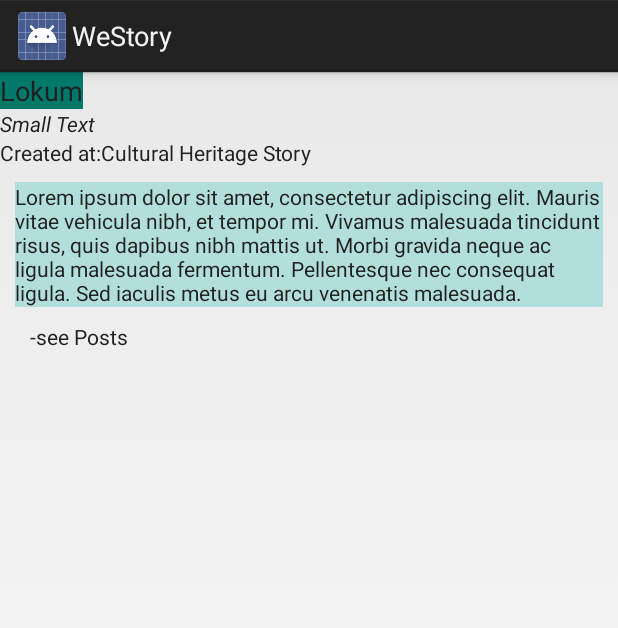
After one commit to bounswe/bounswe2015group8, an Android app: the layout heritage_small.xml on its own in the app's theme, with its tools: preview values and no code run, on a phone screen of 412 x 824 dp. The commit adds this screen. Shown: the top 628 px of the screen. Run offline under Robolectric (Android 15) with nearby library versions, the phone set to English and light mode, and no system bars.

Commit message:
Updated post and heritage models to use Strings instead of timestamps since JSON does not handle dates. Added new fragment to display all heritages that works with REST API. Made it the default screen.

```diff
--- a/android/app/src/main/java/com/cmpe/bounswe2015group8/westory/front/HeritageViewFragment.java
+++ b/android/app/src/main/java/com/cmpe/bounswe2015group8/westory/front/HeritageViewFragment.java
@@ -8,6 +8,7 @@ import android.widget.Button;
 import android.widget.TextView;
 
 import com.cmpe.bounswe2015group8.westory.R;
+import com.cmpe.bounswe2015group8.westory.back.MemberLocalStore;
 import com.cmpe.bounswe2015group8.westory.model.Heritage;
 
 /**
--- a/android/app/src/main/java/com/cmpe/bounswe2015group8/westory/front/PostEditFragment.java
+++ b/android/app/src/main/java/com/cmpe/bounswe2015group8/westory/front/PostEditFragment.java
@@ -9,6 +9,7 @@ import android.widget.Button;
 import android.widget.EditText;
 
 import com.cmpe.bounswe2015group8.westory.R;
+import com.cmpe.bounswe2015group8.westory.back.MemberLocalStore;
 import com.cmpe.bounswe2015group8.westory.model.Post;
 
 /**
@@ -26,10 +27,12 @@ public class PostEditFragment extends NamedFragment implements View.OnClickListe
     EditText etTitle, etContent;
     boolean isNew = true;
     Post post;
+    MemberLocalStore memberLocalStore;
     @Override
     public View onCreateView(LayoutInflater inflater, ViewGroup container,
                              Bundle savedInstanceState) {
         super.onCreate(savedInstanceState);
+        memberLocalStore = new MemberLocalStore(getActivity());
         View v = inflater.inflate(R.layout.fragment_post_edit,container,false);
         etTitle = (EditText) v.findViewById(R.id.etPostEditTitle);
         etContent = (EditText) v.findViewById(R.id.etPostEditContent);
@@ -47,6 +50,7 @@ public class PostEditFragment extends NamedFragment implements View.OnClickListe
             etTitle.setText(post.getTitle());
             etContent.setText(post.getContent());
         }
+        post.setOwner(memberLocalStore.getLoggedInMember());
     }
     @Override
     public void onClick(View v) {
--- /dev/null
+++ b/android/app/src/main/res/layout/heritage_small.xml
@@ -0,0 +1,71 @@
+<?xml version="1.0" encoding="utf-8"?>
+<RelativeLayout xmlns:android="http://schemas.android.com/apk/res/android"
+    android:layout_width="match_parent" android:layout_height="match_parent">
+
+    <TextView
+        android:id="@+id/tvHeritageSmallName"
+        android:layout_width="wrap_content"
+        android:layout_height="wrap_content"
+        android:textAppearance="?android:attr/textAppearanceMedium"
+        android:text="@string/hint_heritage_name"
+        android:layout_alignParentTop="true"
+        android:layout_alignParentLeft="true"
+        android:layout_alignParentStart="true"
+        android:background="@color/primary_dark" />
+
+    <TextView
+        android:id="@+id/tvHeritageSmallPlace"
+        android:layout_width="match_parent"
+        android:layout_height="wrap_content"
+        android:textAppearance="?android:attr/textAppearanceSmall"
+        android:text="Small Text"
+        android:layout_below="@+id/tvHeritageSmallName"
+        android:layout_alignParentLeft="true"
+        android:layout_alignParentStart="true"
+        android:textStyle="italic" />
+
+    <TextView
+        android:id="@+id/tvHeritageSmallCreationDate"
+        android:layout_width="wrap_content"
+        android:layout_height="wrap_content"
+        android:textAppearance="?android:attr/textAppearanceSmall"
+        android:text="@string/heritage_creationDate"
+        android:layout_below="@+id/tvHeritageSmallPlace"
+        android:layout_alignParentLeft="true"
+        android:layout_alignParentStart="true" />
+
+    <TextView
+        android:id="@+id/tvHeritageSmallCreationDateValue"
+        android:layout_width="fill_parent"
+        android:layout_height="wrap_content"
+        android:textAppearance="?android:attr/textAppearanceSmall"
+        android:text="@string/placeholder_mid"
+        android:layout_below="@+id/tvHeritageSmallPlace"
+        android:layout_toRightOf="@+id/tvHeritageSmallCreationDate"
+        android:layout_toEndOf="@+id/tvHeritageSmallCreationDate" />
+
+    <TextView
+        android:id="@+id/tvHeritageSmallDescription"
+        android:layout_width="match_parent"
+        android:layout_height="wrap_content"
+        android:layout_below="@+id/tvHeritageSmallCreationDateValue"
+        android:layout_centerHorizontal="true"
+        android:layout_margin="10dp"
+        android:textAppearance="?android:attr/textAppearanceSmall"
+        android:text="@string/hint_heritage_description"
+        android:background="@color/primary_light"
+        android:maxLines="5"/>
+
+    <TextView
+        android:id="@+id/tvHeritageSmallSeePosts"
+        android:layout_width="wrap_content"
+        android:layout_height="wrap_content"
+        android:layout_below="@+id/tvHeritageSmallDescription"
+        android:layout_alignParentLeft="true"
+        android:layout_alignParentStart="true"
+        android:textAppearance="?android:attr/textAppearanceSmall"
+        android:text="@string/heritage_small_see_posts"
+        android:layout_marginStart="20dp"
+        android:layout_marginLeft="20dp"
+        android:clickable="true"/>
+</RelativeLayout>
--- a/android/app/src/main/res/values/strings.xml
+++ b/android/app/src/main/res/values/strings.xml
@@ -28,6 +28,7 @@
     <string name="generic_name">Name:</string>
     <string name="heritage_place">Place:</string>
     <string name="heritage_creationDate">Created at:</string>
+    <string name="heritage_small_see_posts"> -see Posts</string>
     <string name="btn_new_post">Add Post</string>
     <string name="generic_description">Description:</string>
     <string name="generic_owner">Creator:</string>
@@ -38,7 +39,7 @@
     <string name="post_view_title_default">Viewing Post</string>
     <string-array name="nav_drawer_items">
         <item >Home</item>
-        <item >Example Heritage</item>
+        <item >Heritages</item>
         <item >Add Heritage</item>
         <item >Example Post</item>
         <item >Add Post</item>
```
Also changed, not shown: android/app/src/main/java/com/cmpe/bounswe2015group8/westory/front/HeritagesFragment.java (added, +89 -0 lines), android/app/src/main/java/com/cmpe/bounswe2015group8/westory/front/MainActivity.java (+4 -5 lines), android/app/src/main/java/com/cmpe/bounswe2015group8/westory/model/Heritage.java (+7 -6 lines), android/app/src/main/java/com/cmpe/bounswe2015group8/westory/model/Post.java (+16 -11 lines), android/app/src/main/res/layout/fragment_heritages.xml (added, +11 -0 lines).
